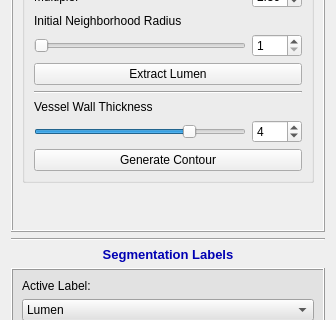
wuzhuobin/PlaqueQuant, file codes/UI/ModuleWidget.ui: the form before one commit; both pictures show x 0 to 336 and y 401 to 721 of the 336 by 840 pixel window.
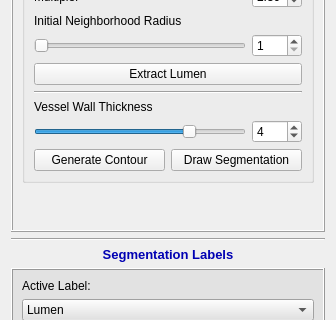
The form after the commit. Icons and pictures are not drawn.

Commit message: Add button for gen contour

```diff
--- a/codes/UI/ModuleWidget.ui
+++ b/codes/UI/ModuleWidget.ui
@@ -790,12 +790,23 @@
            </layout>
           </item>
           <item>
+           <layout class="QHBoxLayout" name="horizontalLayout_19">
+            <item>
            <widget class="QPushButton" name="pushBtnGenerateContour">
             <property name="text">
              <string>Generate Contour</string>
             </property>
            </widget>
           </item>
+            <item>
+             <widget class="QPushButton" name="pushBtnDrawSegmentation">
+              <property name="text">
+               <string>Draw Segmentation</string>
+              </property>
+             </widget>
+            </item>
+           </layout>
+          </item>
          </layout>
          <zorder>pushBtnExtractLumen</zorder>
          <zorder>line</zorder>
```
Left out of the diff: 1 changed line with no effect on the pictures. Lines whose indentation alone changed are shown as unchanged.
